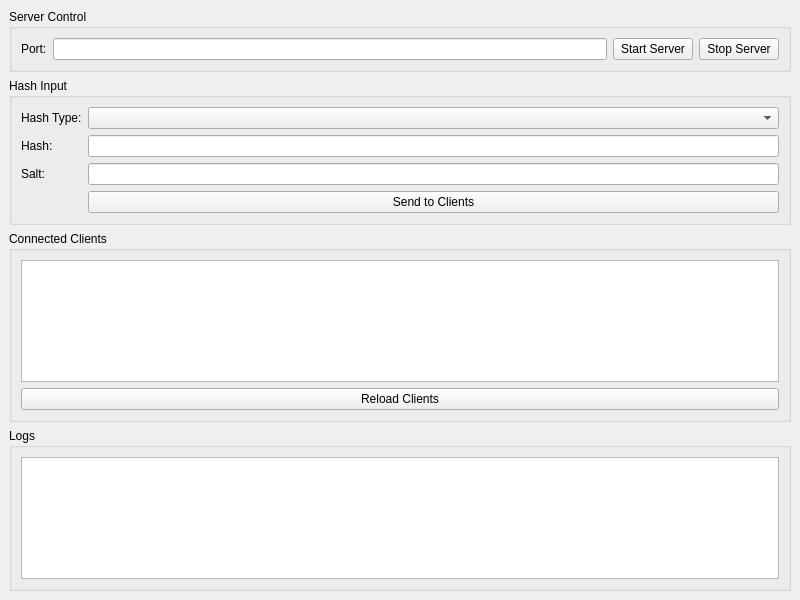
First picture: the form in gui/MainWindow.ui, repository WingsOfAltair/Distributed-Hash-Cracker-CPP-GUI, before the edit.
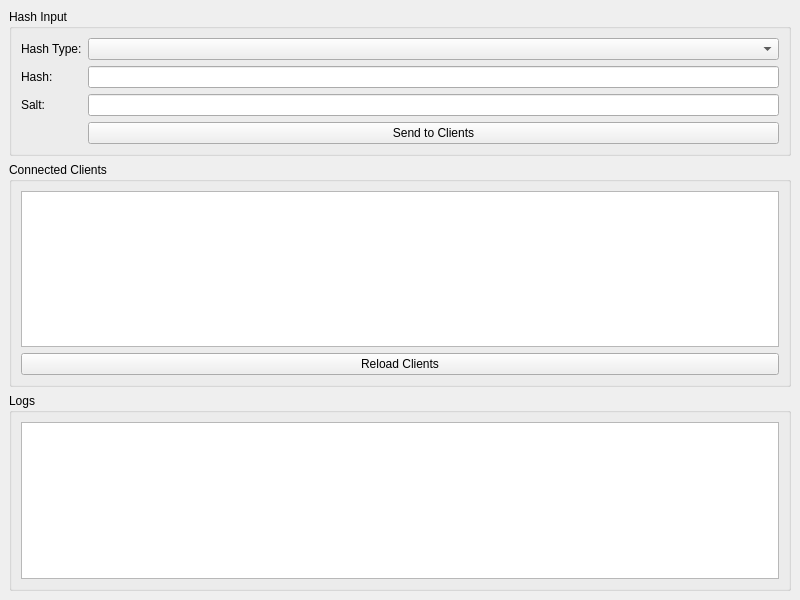
Second picture: the form after the edit.

What changed in the file:
```diff
--- a/gui/MainWindow.ui
+++ b/gui/MainWindow.ui
@@ -15,62 +15,49 @@
   </property>
   <widget class="QWidget" name="centralwidget">
    <layout class="QVBoxLayout" name="verticalLayout">
-
-    <item>
-     <widget class="QGroupBox" name="groupBoxServer">
-      <property name="title">
-       <string>Server Control</string>
-      </property>
-      <layout class="QHBoxLayout">
-       <item><widget class="QLabel" name="labelPort">
-         <property name="text">
-          <string>Port:</string>
-         </property>
-       </widget></item>
-       <item><widget class="QLineEdit" name="lineEditPort"/></item>
-       <item><widget class="QPushButton" name="buttonStart">
-         <property name="text">
-          <string>Start Server</string>
-         </property>
-       </widget></item>
-       <item><widget class="QPushButton" name="buttonStop">
-         <property name="text">
-          <string>Stop Server</string>
-         </property>
-       </widget></item>
-      </layout>
-     </widget>
-    </item>
-
     <item>
      <widget class="QGroupBox" name="groupBoxHash">
       <property name="title">
        <string>Hash Input</string>
       </property>
       <layout class="QFormLayout">
-       <item row="0" column="0"><widget class="QLabel" name="labelHashType">
+       <item row="0" column="0">
+        <widget class="QLabel" name="labelHashType">
          <property name="text">
           <string>Hash Type:</string>
          </property>
-       </widget></item>
-       <item row="0" column="1"><widget class="QComboBox" name="comboBoxHashType"/></item>
-       <item row="1" column="0"><widget class="QLabel" name="labelHash">
+        </widget>
+       </item>
+       <item row="0" column="1">
+        <widget class="QComboBox" name="comboBoxHashType"/>
+       </item>
+       <item row="1" column="0">
+        <widget class="QLabel" name="labelHash">
          <property name="text">
           <string>Hash:</string>
          </property>
-       </widget></item>
-       <item row="1" column="1"><widget class="QLineEdit" name="lineEditHash"/></item>
-       <item row="2" column="0"><widget class="QLabel" name="labelSalt">
+        </widget>
+       </item>
+       <item row="1" column="1">
+        <widget class="QLineEdit" name="lineEditHash"/>
+       </item>
+       <item row="2" column="0">
+        <widget class="QLabel" name="labelSalt">
          <property name="text">
           <string>Salt:</string>
          </property>
-       </widget></item>
-       <item row="2" column="1"><widget class="QLineEdit" name="lineEditSalt"/></item>
-       <item row="3" column="1"><widget class="QPushButton" name="buttonSendHash">
+        </widget>
+       </item>
+       <item row="2" column="1">
+        <widget class="QLineEdit" name="lineEditSalt"/>
+       </item>
+       <item row="3" column="1">
+        <widget class="QPushButton" name="buttonSendHash">
          <property name="text">
           <string>Send to Clients</string>
          </property>
-       </widget></item>
+        </widget>
+       </item>
       </layout>
      </widget>
     </item>
@@ -81,12 +68,16 @@
        <string>Connected Clients</string>
       </property>
       <layout class="QVBoxLayout">
-       <item><widget class="QListWidget" name="listWidgetClients"/></item>
-       <item><widget class="QPushButton" name="buttonReload">
+       <item>
+        <widget class="QListWidget" name="listWidgetClients"/>
+       </item>
+       <item>
+        <widget class="QPushButton" name="buttonReload">
          <property name="text">
           <string>Reload Clients</string>
          </property>
-       </widget></item>
+        </widget>
+       </item>
       </layout>
      </widget>
     </item>
@@ -97,11 +88,13 @@
        <string>Logs</string>
       </property>
       <layout class="QVBoxLayout">
-       <item><widget class="QTextEdit" name="textEditLogs">
+       <item>
+        <widget class="QTextEdit" name="textEditLogs">
          <property name="readOnly">
           <bool>true</bool>
          </property>
-        </widget></item>
+        </widget>
+       </item>
       </layout>
      </widget>
     </item>
```
Left out of the diff: 3 changed lines with no effect on the pictures.
